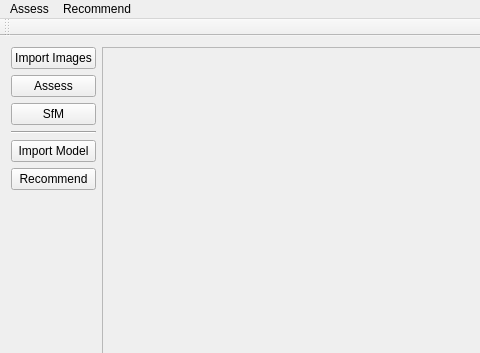
Above: mainwindow.ui from h005/vpRecommendation before the change; both pictures show x 0 to 480 and y 0 to 353 of the 837 by 666 pixel window. Below: the same form after it.
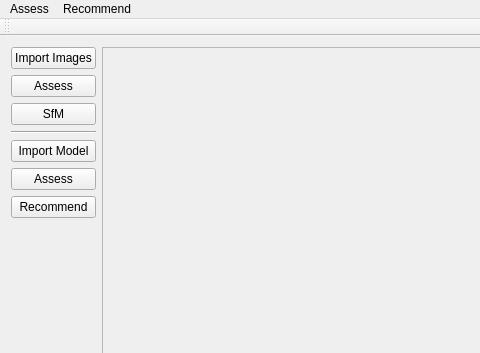
That is the form after the change.

```diff
--- a/mainwindow.ui
+++ b/mainwindow.ui
@@ -62,7 +62,14 @@
        </widget>
       </item>
       <item>
-       <widget class="QPushButton" name="pushButton">
+       <widget class="QPushButton" name="assessModel">
+        <property name="text">
+         <string>Assess</string>
+        </property>
+       </widget>
+      </item>
+      <item>
+       <widget class="QPushButton" name="recommend">
         <property name="text">
          <string>Recommend</string>
         </property>
```
